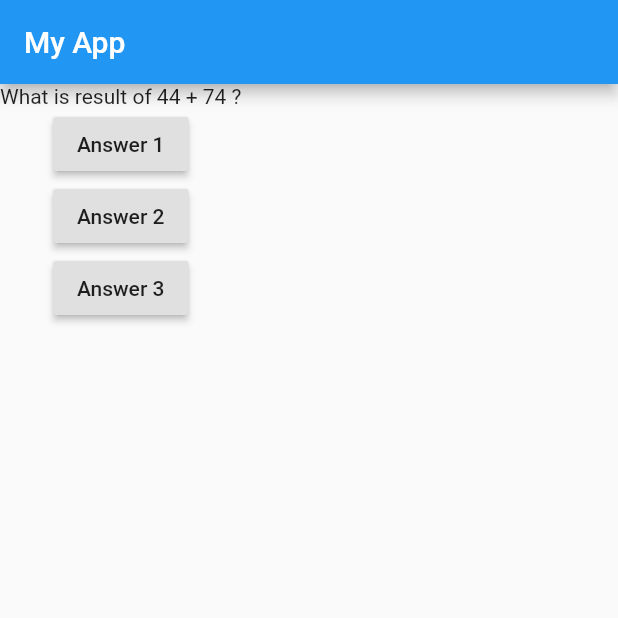
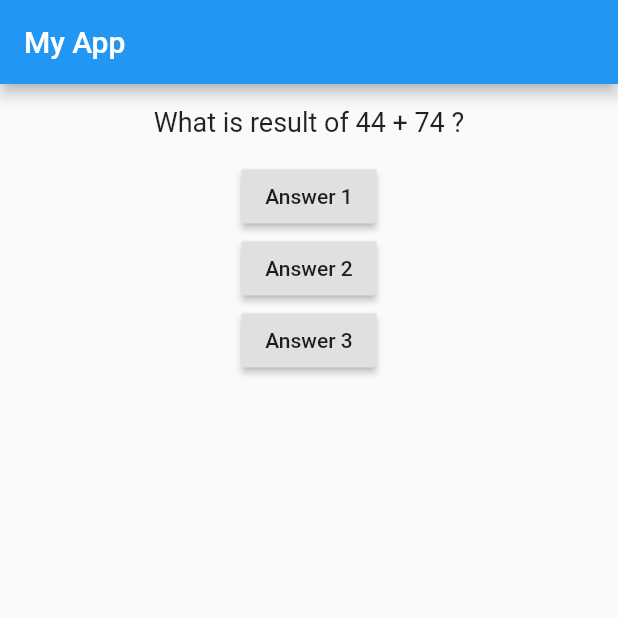
Before and after one commit to rishabh72/flutter_quiz_app, a Flutter app: the screen it shows after launch, on a phone screen of 412 x 824 dp, the top half of it. Run offline on Flutter 3.47's test engine with Material 2 defaults, Android fonts, the light colour scheme and no system bars.

Commit message:
enums, constructorsand styling of question text

```diff
--- a/lib/question.dart
+++ b/lib/question.dart
@@ -7,6 +7,39 @@
 
   @override
   Widget build(BuildContext context) {
-    return Text(questionText);
+    return Container(
+      //Container widget is used to give margin, padding, background color, border
+      width: double.infinity, // double.infinity = 100%
+      child: Text(
+        //Here Text widget has a width = its parent width
+        questionText,
+        style: TextStyle(fontSize: 18),
+        textAlign: TextAlign.center,
+      ),
+      // color: Colors.green,
+      margin: EdgeInsets.all(15),
+    );
   }
 }
+
+
+// Enums
+// enum Status{
+//   started,
+//   working,
+//   completed,
+//   finished
+// }
+
+// class Person{
+//   String name;
+//   int birthYear;
+//   String gender;
+
+//   Person(this.name,this.birthYear,this.gender);
+
+//   Person.twentyYearsPerson(this.name):birthYear = 1990, gender='male';
+
+// }
+
+//   var p1 = Person.twentyYearsPerson("Rishabh");
```
